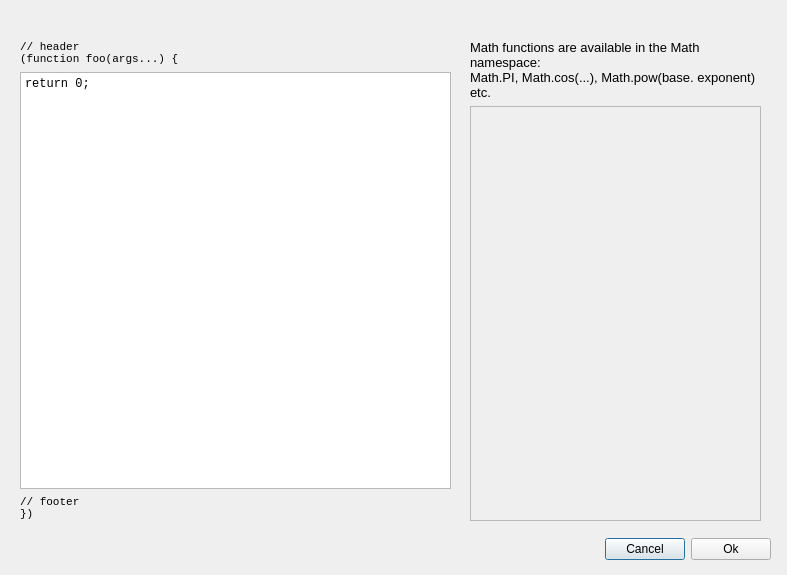
Old version of the form slowmoVideo/slowmoUI/dialogues/shutterFunctionDialog.ui in the repository slowmoVideo/slowmoVideo.
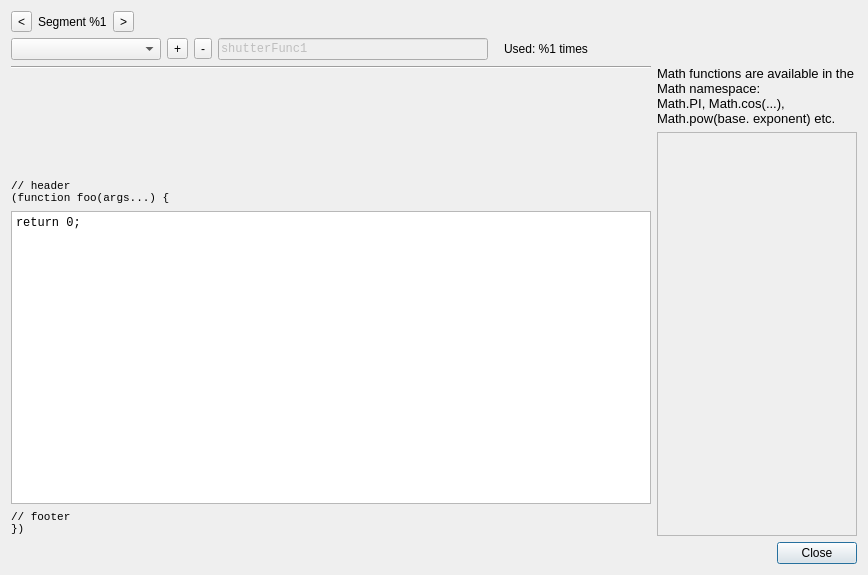
New version of the form. Custom widgets are drawn as their Qt base class.

Commit message: Slowmo: * Storing shutter functions in the project file Slowmo UI: * Shutter function UI added

```diff
--- a/slowmoVideo/slowmoUI/dialogues/shutterFunctionDialog.ui
+++ b/slowmoVideo/slowmoUI/dialogues/shutterFunctionDialog.ui
@@ -6,23 +6,152 @@
    <rect>
     <x>0</x>
     <y>0</y>
-    <width>787</width>
+    <width>868</width>
     <height>575</height>
    </rect>
   </property>
   <property name="windowTitle">
    <string>Shutter Functions</string>
   </property>
-  <widget class="QWidget" name="verticalLayoutWidget">
-   <property name="geometry">
-    <rect>
-     <x>20</x>
-     <y>40</y>
-     <width>431</width>
-     <height>481</height>
-    </rect>
-   </property>
-   <layout class="QVBoxLayout" name="verticalLayout">
+  <layout class="QVBoxLayout" name="verticalLayout_3">
+   <item>
+    <layout class="QHBoxLayout" name="horizontalLayout_4">
+     <item>
+      <widget class="QToolButton" name="bPrevSegment">
+       <property name="text">
+        <string>&lt;</string>
+       </property>
+      </widget>
+     </item>
+     <item>
+      <widget class="QLabel" name="lblSegmentNumber">
+       <property name="text">
+        <string>Segment %1</string>
+       </property>
+      </widget>
+     </item>
+     <item>
+      <widget class="QToolButton" name="bNextSegment">
+       <property name="text">
+        <string>&gt;</string>
+       </property>
+      </widget>
+     </item>
+     <item>
+      <spacer name="horizontalSpacer_4">
+       <property name="orientation">
+        <enum>Qt::Horizontal</enum>
+       </property>
+       <property name="sizeHint" stdset="0">
+        <size>
+         <width>40</width>
+         <height>20</height>
+        </size>
+       </property>
+      </spacer>
+     </item>
+    </layout>
+   </item>
+   <item>
+    <layout class="QHBoxLayout" name="horizontalLayout_3">
+     <item>
+      <widget class="QComboBox" name="cbFunction">
+       <property name="minimumSize">
+        <size>
+         <width>150</width>
+         <height>0</height>
+        </size>
+       </property>
+      </widget>
+     </item>
+     <item>
+      <widget class="QToolButton" name="bAdd">
+       <property name="text">
+        <string>+</string>
+       </property>
+      </widget>
+     </item>
+     <item>
+      <widget class="QToolButton" name="bRemove">
+       <property name="text">
+        <string>-</string>
+       </property>
+      </widget>
+     </item>
+     <item>
+      <widget class="QLineEdit" name="lineEdit">
+       <property name="enabled">
+        <bool>false</bool>
+       </property>
+       <property name="minimumSize">
+        <size>
+         <width>200</width>
+         <height>0</height>
+        </size>
+       </property>
+       <property name="font">
+        <font>
+         <family>Monospace</family>
+         <weight>50</weight>
+         <bold>false</bold>
+        </font>
+       </property>
+       <property name="text">
+        <string>shutterFunc1</string>
+       </property>
+      </widget>
+     </item>
+     <item>
+      <spacer name="horizontalSpacer_2">
+       <property name="orientation">
+        <enum>Qt::Horizontal</enum>
+       </property>
+       <property name="sizeType">
+        <enum>QSizePolicy::Minimum</enum>
+       </property>
+       <property name="sizeHint" stdset="0">
+        <size>
+         <width>10</width>
+         <height>20</height>
+        </size>
+       </property>
+      </spacer>
+     </item>
+     <item>
+      <widget class="QLabel" name="lblUsage">
+       <property name="text">
+        <string>Used: %1 times</string>
+       </property>
+      </widget>
+     </item>
+     <item>
+      <spacer name="horizontalSpacer_3">
+       <property name="orientation">
+        <enum>Qt::Horizontal</enum>
+       </property>
+       <property name="sizeHint" stdset="0">
+        <size>
+         <width>40</width>
+         <height>20</height>
+        </size>
+       </property>
+      </spacer>
+     </item>
+    </layout>
+   </item>
+   <item>
+    <layout class="QHBoxLayout" name="horizontalLayout_2">
+     <item>
+      <layout class="QVBoxLayout" name="verticalLayout_code">
+       <item>
+        <widget class="Line" name="line">
+         <property name="orientation">
+          <enum>Qt::Horizontal</enum>
+         </property>
+        </widget>
+       </item>
+       <item>
+        <layout class="QHBoxLayout" name="horizontalLayout_5">
     <item>
      <widget class="QLabel" name="lblcHeader">
       <property name="font">
@@ -35,10 +164,31 @@
        <string>// header
 (function foo(args...) {</string>
       </property>
+           <property name="alignment">
+            <set>Qt::AlignBottom|Qt::AlignLeading|Qt::AlignLeft</set>
+           </property>
       <property name="wordWrap">
        <bool>true</bool>
       </property>
      </widget>
+         </item>
+         <item>
+          <spacer name="verticalSpacer">
+           <property name="orientation">
+            <enum>Qt::Vertical</enum>
+           </property>
+           <property name="sizeType">
+            <enum>QSizePolicy::Minimum</enum>
+           </property>
+           <property name="sizeHint" stdset="0">
+            <size>
+             <width>20</width>
+             <height>130</height>
+            </size>
+           </property>
+          </spacer>
+         </item>
+        </layout>
     </item>
     <item>
      <widget class="QPlainTextEdit" name="function">
@@ -71,16 +221,8 @@
      </widget>
     </item>
    </layout>
-  </widget>
-  <widget class="QWidget" name="verticalLayoutWidget_2">
-   <property name="geometry">
-    <rect>
-     <x>470</x>
-     <y>40</y>
-     <width>291</width>
-     <height>481</height>
-    </rect>
-   </property>
+     </item>
+     <item>
    <layout class="QVBoxLayout" name="verticalLayout_2">
     <item>
      <widget class="QLabel" name="label_3">
@@ -109,6 +251,12 @@
         <verstretch>0</verstretch>
        </sizepolicy>
       </property>
+         <property name="minimumSize">
+          <size>
+           <width>200</width>
+           <height>0</height>
+          </size>
+         </property>
       <property name="frameShape">
        <enum>QFrame::StyledPanel</enum>
       </property>
@@ -121,16 +269,10 @@
      </widget>
     </item>
    </layout>
-  </widget>
-  <widget class="QWidget" name="horizontalLayoutWidget">
-   <property name="geometry">
-    <rect>
-     <x>360</x>
-     <y>529</y>
-     <width>411</width>
-     <height>41</height>
-    </rect>
-   </property>
+     </item>
+    </layout>
+   </item>
+   <item>
    <layout class="QHBoxLayout" name="horizontalLayout">
     <item>
      <spacer name="horizontalSpacer">
@@ -148,19 +290,13 @@
     <item>
      <widget class="QPushButton" name="bAbort">
       <property name="text">
-       <string>Cancel</string>
+        <string>Close</string>
       </property>
      </widget>
     </item>
-    <item>
-     <widget class="QPushButton" name="bOk">
-      <property name="text">
-       <string>Ok</string>
-      </property>
-     </widget>
-    </item>
-   </layout>
-  </widget>
+    </layout>
+   </item>
+  </layout>
  </widget>
  <customwidgets>
   <customwidget>
```
Left out of the diff: 2 changed lines with no effect on the pictures. Lines whose indentation alone changed are shown as unchanged. The commit also changes 27 other files.
